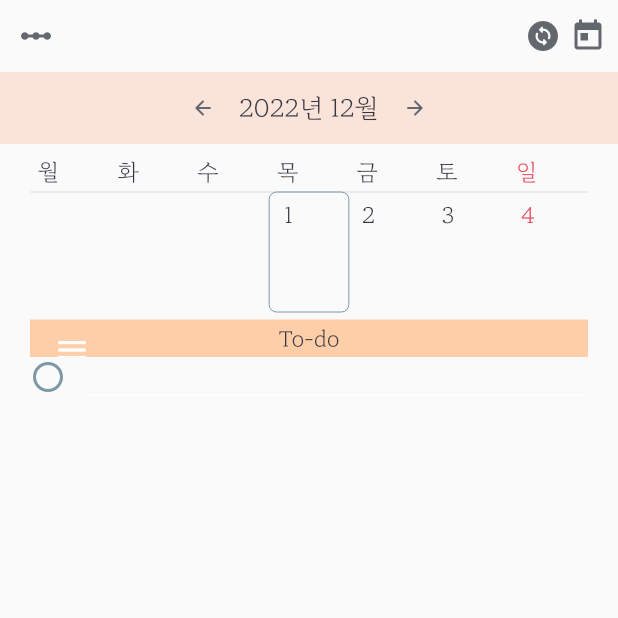
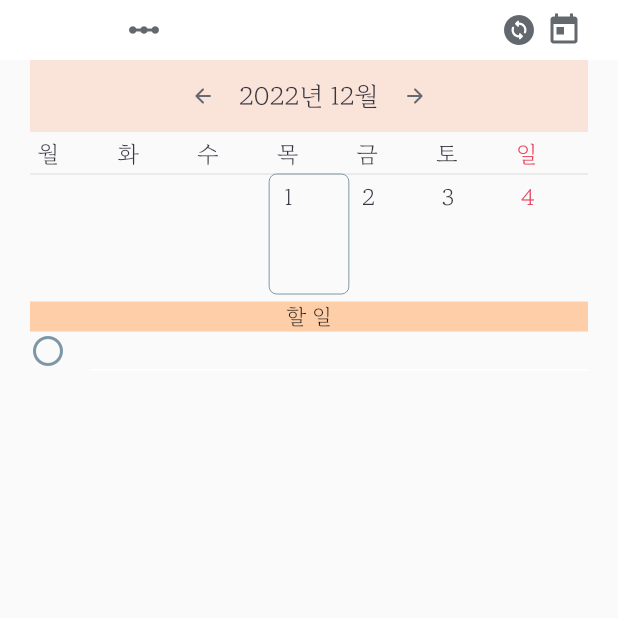
Before and after one commit to ljbee22/my_calender, a Flutter app: the WeekCal screen opened directly, after a tap on the "arrow back" icon, after a tap on the "arrow forward" icon, on a phone screen of 412 x 824 dp, the top half of it. Run offline on Flutter 3.47's test engine with Material 2 defaults, Android fonts, the phone set to English and light mode, and no system bars; our stand-ins replace hive, hive_flutter; accounts and stored records are empty.

Commit message:
12. 29 혼자 코딩 - 2

```diff
--- a/lib/customclass/CustomAppbar.dart
+++ b/lib/customclass/CustomAppbar.dart
@@ -10,8 +10,10 @@ class CustomAppbar extends StatelessWidget implements PreferredSize{
 
   @override
   Widget build(BuildContext context) {
-    return SafeArea(
-      child: Column(
+    return AppBar(
+      elevation: 0,
+      backgroundColor: Colors.white,
+      title: Column(
         children: [
           Stack(
             children: [
@@ -46,31 +48,13 @@ class CustomAppbar extends StatelessWidget implements PreferredSize{
               ),
             ],
           ),
-          Container(
-            color: Pastel.pink,
-            child: Row(
-              mainAxisAlignment: MainAxisAlignment.center,
-              children: [
-                IconButton(onPressed: () {
-                  Provider.of<Cursor>(context, listen: false).plusMonth(false);
-                }, icon: Icon(Icons.arrow_back_rounded, size: 16,), color: Pastel.blacksoft,),
-                Provider.of<Cursor>(context, listen: false).isMonth
-                ? MyText("${Provider.of<Cursor>(context).selected.year}년 ${Provider.of<Cursor>(context).selected.month}월", 17, Pastel.black)
-                : MyText("${Provider.of<Cursor>(context).selected.year}년 ${Provider.of<Cursor>(context).selected.month}월 "
-                    "${Provider.of<Cursor>(context).dayofweek()}주차", 17, Pastel.black),
-                IconButton(onPressed: () {
-                  Provider.of<Cursor>(context, listen: false).plusMonth(true);
-                }, icon: Icon(Icons.arrow_forward_rounded, size: 16,), color: Pastel.blacksoft,),
-              ],
-            ),
-          ),
         ],
       ),
     );
   }
 
   @override
-  Size get preferredSize => const Size.fromHeight(100);
+  Size get preferredSize => const Size.fromHeight(40);
 
   @override
   // TODO: implement child : 몰라서 임시로 Container() 넣음
--- a/lib/customclass/OneDay.dart
+++ b/lib/customclass/OneDay.dart
@@ -40,7 +40,8 @@ class _OneDayState extends State<OneDay> {
               padding: const EdgeInsets.fromLTRB(0, 4, 0, 10),
               height: 80,
               child:
-              widget.oneDay.month != Provider.of<Cursor>(context).selected.month
+              (widget.oneDay.month != Provider.of<Cursor>(context).selected.month) &&
+                  (Provider.of<Cursor>(context, listen: false).isMonth)
                   ? null
                   : Stack(
                 children: [
--- a/lib/customclass/calenderElement.dart
+++ b/lib/customclass/calenderElement.dart
@@ -32,6 +32,41 @@ class DayofWeek extends StatelessWidget {
     ); //요일 표시 -> 항상 고정
   }
 }
+
+class CalenderBanner extends StatelessWidget {
+  const CalenderBanner({Key? key}) : super(key: key);
+
+  @override
+  Widget build(BuildContext context) {
+    return Container(
+      color: Pastel.pink,
+      child: Row(
+        mainAxisAlignment: MainAxisAlignment.center,
+        children: [
+          IconButton(onPressed: () {
+            Provider.of<Cursor>(context, listen: false).isMonth
+                ? Provider.of<Cursor>(context, listen: false).plusMonth(false)
+                : Provider.of<Cursor>(context, listen: false).plusWeek(false);
+          },
+            icon: Icon(Icons.arrow_back_rounded, size: 16,), color: Pastel.blacksoft,
+          ),
+          Provider.of<Cursor>(context, listen: false).isMonth
+              ? MyText("${Provider.of<Cursor>(context).selected.year}년 ${Provider.of<Cursor>(context).selected.month}월", 17, Pastel.black)
+              : MyText("${Provider.of<Cursor>(context).selected.year}년 ${Provider.of<Cursor>(context).selected.month}월 "
+              "${Provider.of<Cursor>(context).dayofweek()}주차", 17, Pastel.black),
+          IconButton(onPressed: () {
+            Provider.of<Cursor>(context, listen: false).isMonth
+                ? Provider.of<Cursor>(context, listen: false).plusMonth(true)
+                : Provider.of<Cursor>(context, listen: false).plusWeek(true);
+          },
+            icon: Icon(Icons.arrow_forward_rounded, size: 16,), color: Pastel.blacksoft,
+          ),
+        ],
+      ),
+    );
+  }
+}
+
 
 class MyText extends StatelessWidget {
   final String t;
--- a/lib/monthCal.dart
+++ b/lib/monthCal.dart
@@ -45,6 +45,7 @@ class _MonthCalState extends State<MonthCal> {
                       },
                       child: Column(
                         children: [
+                          CalenderBanner(),
                           const DayofWeek(),
                           const Divider(height: 0),
                           Row(
--- a/lib/weekCal.dart
+++ b/lib/weekCal.dart
@@ -40,6 +40,7 @@ class _WeekCalState extends State<WeekCal> {
               padding: const EdgeInsets.fromLTRB(20, 0, 20, 0),
               child: Column(
                 children: [
+                  CalenderBanner(),
                   const DayofWeek(),
                   const Divider(height: 0),
                   Row(
@@ -50,12 +51,15 @@ class _WeekCalState extends State<WeekCal> {
                     ],
                   ),
                   const SizedBox(height: 5),
-                  AppBar(
-                    elevation: 0,
-                    backgroundColor: Pastel.orange,
-                    title: MyText("To-do", 15, Pastel.black),
-                    centerTitle: true,
-                    toolbarHeight: 25,
+                  Container(
+                    height: 20,
+                    color: Pastel.orange,
+                    child: Row(
+                      mainAxisAlignment: MainAxisAlignment.center,
+                      children: [
+                        Text("할 일"),
+                      ],
+                    ),
                   ),
                   Expanded(
                     child: CustomScrollView(
@@ -63,10 +67,22 @@ class _WeekCalState extends State<WeekCal> {
                         SliverFixedExtentList(
                           itemExtent: 30,
                           delegate: SliverChildBuilderDelegate((BuildContext context, int idx){
-                            return Container(
-                              height: 25,
-                              color: Pastel.green,
-                              child: Text("test ${box.get(Provider.of<Cursor>(context, listen: false).returnAsString())![idx].name}"), // hive로 box.get(일자)[idx]
+                            return Padding(
+                              padding: EdgeInsets.only(top: 3),
+                              child: Column(
+                                children: [
+                                  Row(
+                                    children: [
+                                      Padding(
+                                        padding: EdgeInsets.only(right: 10),
+                                        child: Icon(Icons.radio_button_unchecked_outlined, size: 20, color: Pastel.black,),
+                                      ),
+                                      MyText("test ${box.get(Provider.of<Cursor>(context, listen: false).returnAsString())![idx].name}", 15, Pastel.black),
+                                    ],
+                                  ),
+                                  Divider(height: 5, color: Pastel.blacksoft,),
+                                ],
+                              ),
                             );
                           },
                             childCount: box.get(Provider.of<Cursor>(context, listen: false).returnAsString()) == null ?
```
Also changed, not shown: 1 other file.
